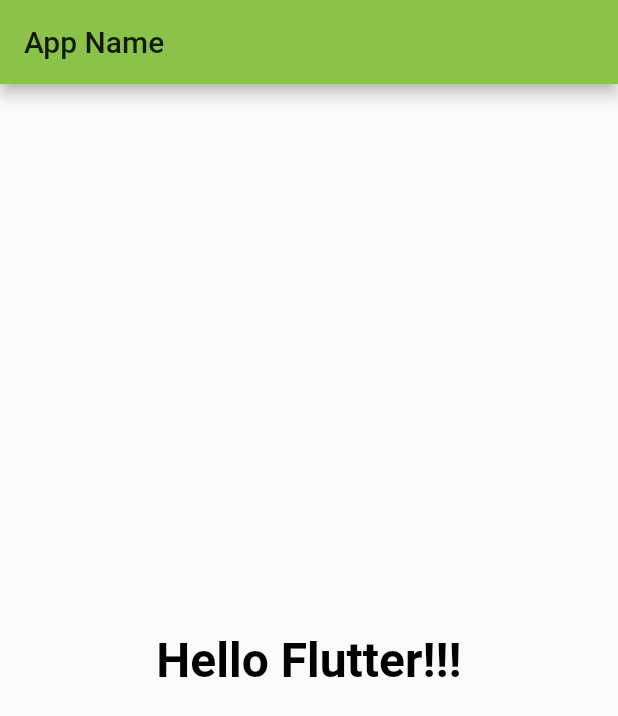
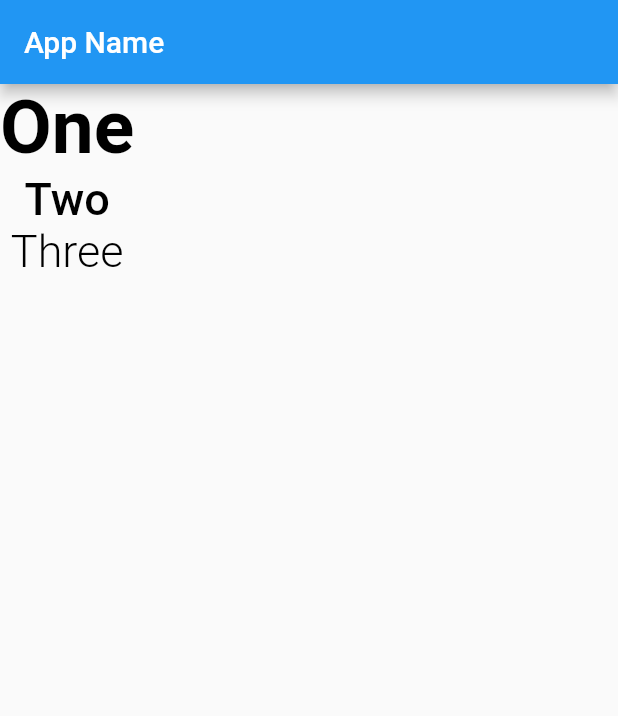
Before and after one commit to Chiharu-Hagihara/helloworld_flutter, a Flutter app: the screen it shows after launch, on a phone screen of 412 x 824 dp. Shown: the top 716 px of the screen. Run offline on Flutter 3.47's test engine with Material 2 defaults, Android fonts, the phone set to English and light mode, and no system bars.

Commit message:
https://flutterstudio.app/ を使ってレイアウト 2 Column

```diff
--- a/lib/main.dart
+++ b/lib/main.dart
@@ -10,9 +10,9 @@ class MyApp extends StatelessWidget {
     return new MaterialApp(
       title: 'Generated App',
       theme: new ThemeData(
-        primarySwatch: Colors.lightGreen,
-        primaryColor: const Color(0xFF8bc34a),
-        accentColor: const Color(0xFF8bc34a),
+        primarySwatch: Colors.blue,
+        primaryColor: const Color(0xFF2196f3),
+        accentColor: const Color(0xFF2196f3),
         canvasColor: const Color(0xFFfafafa),
       ),
       home: new MyHomePage(),
@@ -34,15 +34,35 @@ class _MyHomePageState extends State<MyHomePage> {
         title: new Text('App Name'),
       ),
       body:
-      new Center(
-        child:
-        new Text(
-          "Hello Flutter!!!",
-          style: new TextStyle(fontSize:32.0,
-              color: const Color(0xFF000000),
-              fontWeight: FontWeight.w700,
-              fontFamily: "Roboto"),
-        ),
+      new Column(
+          mainAxisAlignment: MainAxisAlignment.start,
+          mainAxisSize: MainAxisSize.max,
+          crossAxisAlignment: CrossAxisAlignment.center,
+          children: <Widget>[
+            new Text(
+              "One",
+              style: new TextStyle(fontSize: 50.0,
+                  color: const Color(0xFF000000),
+                  fontWeight: FontWeight.w700,
+                  fontFamily: "Roboto"),
+            ),
+
+            new Text(
+              "Two",
+              style: new TextStyle(fontSize: 30.0,
+                  color: const Color(0xFF000000),
+                  fontWeight: FontWeight.w500,
+                  fontFamily: "Roboto"),
+            ),
+
+            new Text(
+              "Three",
+              style: new TextStyle(fontSize: 30.0,
+                  color: const Color(0xFF000000),
+                  fontWeight: FontWeight.w300,
+                  fontFamily: "Roboto"),
+            )
+          ]
 
       ),
 
```
